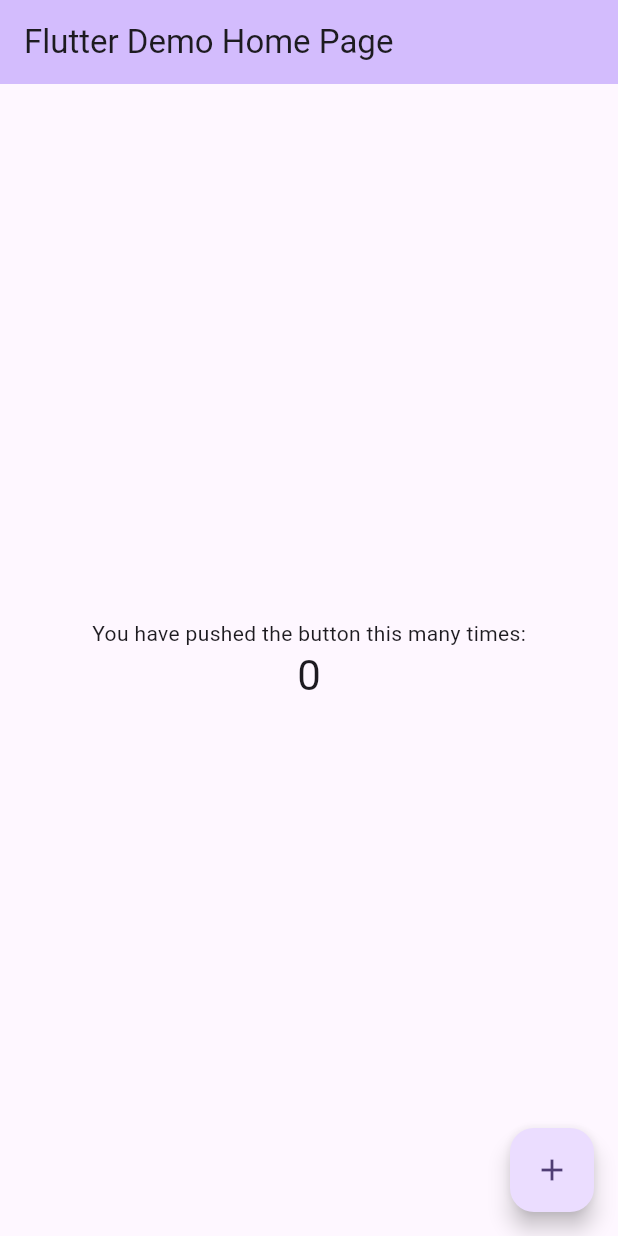
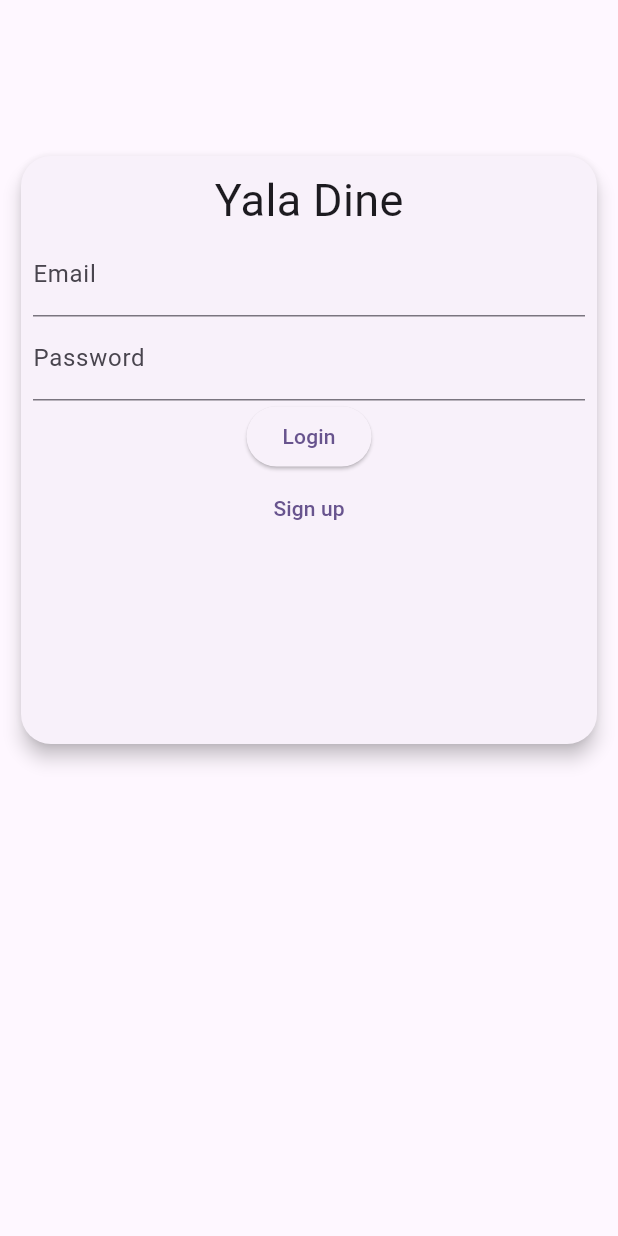
Before and after one commit to nouralbasmy/YalaDine, a Flutter app: the screen it shows after launch, on a phone screen of 412 x 824 dp. Run offline on Flutter 3.47's test engine with Material 3 defaults, Android fonts, the phone set to English and light mode, and no system bars; our stand-ins replace flutter_dotenv.

```diff
--- a/lib/main.dart
+++ b/lib/main.dart
@@ -1,6 +1,14 @@
+import 'dart:io';
+
 import 'package:flutter/material.dart';
+import 'package:flutter_dotenv/flutter_dotenv.dart';
+import 'package:provider/provider.dart';
+import 'package:yala_dine/providers/auth_provider.dart';
+import 'package:yala_dine/screens/auth/login_screen.dart';
+import 'package:yala_dine/screens/client/client_test_screen.dart';
 
-void main() {
+Future<void> main() async {
+  await dotenv.load();
   runApp(const MyApp());
 }
 
@@ -10,43 +18,27 @@ class MyApp extends StatelessWidget {
   // This widget is the root of your application.
   @override
   Widget build(BuildContext context) {
-    return MaterialApp(
-      title: 'Flutter Demo',
-      theme: ThemeData(
-        // This is the theme of your application.
-        //
-        // TRY THIS: Try running your application with "flutter run". You'll see
-        // the application has a purple toolbar. Then, without quitting the app,
-        // try changing the seedColor in the colorScheme below to Colors.green
-        // and then invoke "hot reload" (save your changes or press the "hot
-        // reload" button in a Flutter-supported IDE, or press "r" if you used
-        // the command line to start the app).
-        //
-        // Notice that the counter didn't reset back to zero; the application
-        // state is not lost during the reload. To reset the state, use hot
-        // restart instead.
-        //
-        // This works for code too, not just values: Most code changes can be
-        // tested with just a hot reload.
-        colorScheme: ColorScheme.fromSeed(seedColor: Colors.deepPurple),
-        useMaterial3: true,
-      ),
-      home: const MyHomePage(title: 'Flutter Demo Home Page'),
+    return MultiProvider(
+      providers: [
+        ChangeNotifierProvider(create: (ctx) => AuthProvider()),
+      ],
+      child: MaterialApp(
+          title: 'Flutter Demo',
+          theme: ThemeData(
+            colorScheme: ColorScheme.fromSeed(seedColor: Colors.deepPurple),
+            useMaterial3: true,
+          ),
+          initialRoute: '/',
+          routes: {
+            '/': (ctx) => LoginScreen(),
+            '/ClientRouteTest': (ctx) => ClientTestScreen(),
+          }),
     );
   }
 }
 
 class MyHomePage extends StatefulWidget {
   const MyHomePage({super.key, required this.title});
-
-  // This widget is the home page of your application. It is stateful, meaning
-  // that it has a State object (defined below) that contains fields that affect
-  // how it looks.
-
-  // This class is the configuration for the state. It holds the values (in this
-  // case the title) provided by the parent (in this case the App widget) and
-  // used by the build method of the State. Fields in a Widget subclass are
-  // always marked "final".
 
   final String title;
 
--- a/lib/models/menu_item.dart
+++ b/lib/models/menu_item.dart
@@ -1,5 +1,6 @@
 class MenuItem {
   final String id;
+  final String imageURL;
   final String name;
   final String description;
   final String category; // Starter, Main Course, Sides, Dessert, Beverages
@@ -7,6 +8,7 @@ class MenuItem {
 
   MenuItem({
     required this.id,
+    required this.imageURL,
     required this.name,
     required this.description,
     required this.category,
--- /dev/null
+++ b/lib/screens/auth/login_screen.dart
@@ -0,0 +1,117 @@
+import 'package:flutter/material.dart';
+import 'package:provider/provider.dart';
+import 'package:yala_dine/providers/auth_provider.dart';
+
+class LoginScreen extends StatefulWidget {
+  @override
+  _LoginScreenState createState() => _LoginScreenState();
+}
+
+class _LoginScreenState extends State<LoginScreen> {
+  var emailController = TextEditingController();
+  var passwordController = TextEditingController();
+  var confirmPasswordController = TextEditingController();
+
+  var authenticationMode = 0;
+  // 0 for login and 1 for signup.
+
+  void toggleAuthMode() {
+    setState(() {
+      authenticationMode = authenticationMode == 0 ? 1 : 0;
+    });
+  }
+
+  @override
+  Widget build(BuildContext context) {
+    return Scaffold(
+      body: Container(
+        width: double.infinity,
+        height: 400,
+        margin: EdgeInsets.only(top: 100, left: 10, right: 10),
+        child: Card(
+          elevation: 5,
+          shape: RoundedRectangleBorder(
+            borderRadius: BorderRadius.circular(20),
+          ),
+          child: Padding(
+            padding: const EdgeInsets.all(8.0),
+            child: Column(
+              children: [
+                Center(
+                  child: Text(
+                    "Yala Dine",
+                    style: TextStyle(fontSize: 30),
+                  ),
+                ),
+                TextField(
+                  decoration: InputDecoration(labelText: "Email"),
+                  controller: emailController,
+                  keyboardType: TextInputType.emailAddress,
+                ),
+                TextField(
+                  decoration: InputDecoration(labelText: "Password"),
+                  controller: passwordController,
+                  obscureText: true,
+                ),
+                if (authenticationMode == 1)
+                  TextField(
+                    decoration: InputDecoration(labelText: "Confirm Password"),
+                    controller: confirmPasswordController,
+                    obscureText: true,
+                  ),
+                ElevatedButton(
+                  onPressed: () {
+                    loginORsignup();
+                  },
+                  child: (authenticationMode == 1)
+                      ? Text("Sign up")
+                      : Text("Login"),
+                ),
+                TextButton(
+                  onPressed: () {
+                    toggleAuthMode();
+                  },
+                  child: (authenticationMode == 1)
+                      ? Text("Login")
+                      : Text("Sign up"),
+                ),
+              ],
+            ),
+          ),
+        ),
+      ),
+    );
+  }
+
+  void loginORsignup() async {
+    var authprov = Provider.of<AuthProvider>(context, listen: false);
+    var email = emailController.text.trim();
+    var password = passwordController.text.trim();
+
+    if (authenticationMode == 1) {
+      var successOrError = await authprov.signup(em: email, pass: password);
+      if (successOrError == "success") {
+        Navigator.of(context).pop();
+        Navigator.of(context).pushNamed('/ClientRouteTest');
+      } else if (successOrError.contains("EMAIL_EXISTS")) {
+        _showSnackBar('Email already exists');
+      }
+    } else {
+      var successOrError = await authprov.signin(em: email, pass: password);
+      if (successOrError == "success") {
+        Navigator.of(context).pop();
+        Navigator.of(context).pushNamed('/ClientRouteTest');
+      } else if (successOrError.contains("INVALID_LOGIN_CREDENTIALS")) {
+        _showSnackBar('Invalid email or password. Please try again.');
+      }
+    }
+  }
+
+  void _showSnackBar(String message) {
+    final snackBar = SnackBar(
+      content: Text(message),
+      backgroundColor: Colors.red,
+    );
+    ScaffoldMessenger.of(context).showSnackBar(snackBar);
+  }
+}
```
Also changed, not shown: lib/providers/auth_provider.dart (added, +117 -0 lines), lib/screens/client/client_test_screen.dart (added, +13 -0 lines), pubspec.yaml (+6 -4 lines), pubspec.lock, 1 other file.
